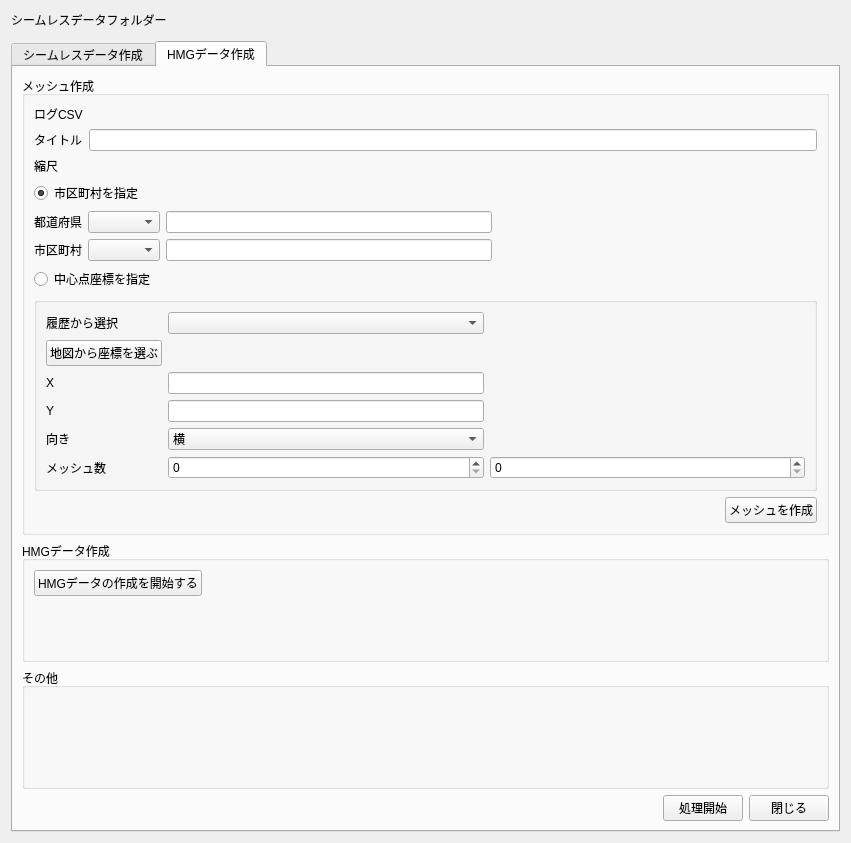
The window that ui/main_window.ui (0712kazu/HazardMapGame_tool) describes before a commit, drawn with Qt 5.
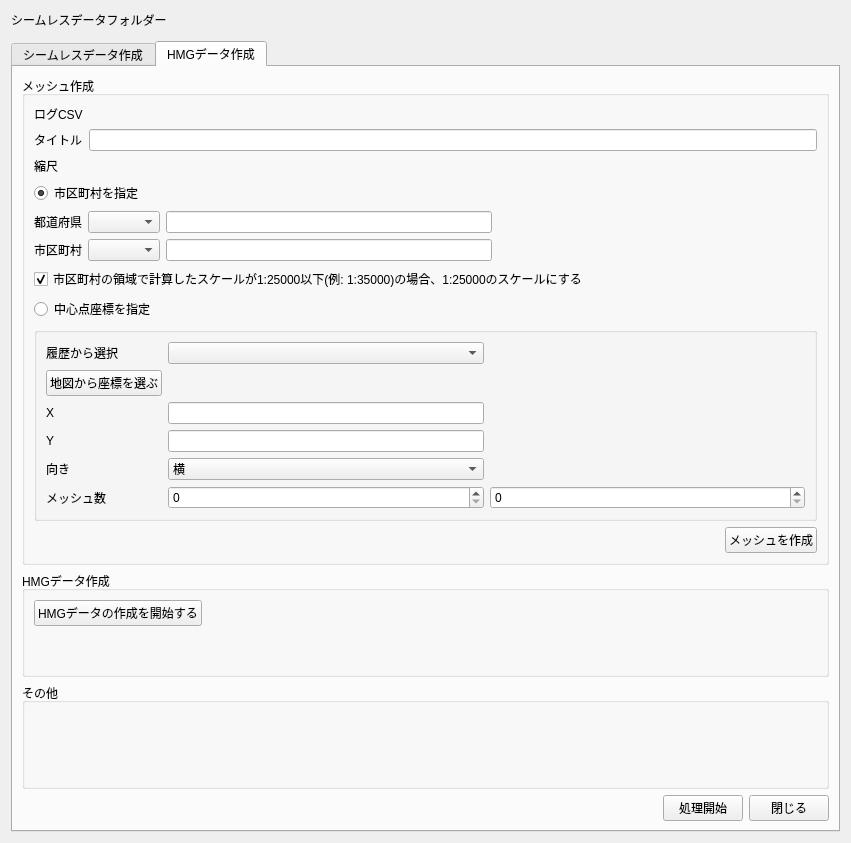
The same window after the commit. The open tabs and pages were chosen to show the change. Custom widgets are drawn as their Qt base class.

Commit message: add force scale option

Diff of the .ui file:
```diff
--- a/ui/main_window.ui
+++ b/ui/main_window.ui
@@ -434,6 +434,16 @@
             </item>
            </layout>
           </item>
+          <item>
+                <widget class="QCheckBox" name="fix_city_scale_checkbox">
+                <property name="text">
+                <string>市区町村の領域で計算したスケールが1:25000以下(例: 1:35000)の場合、1:25000のスケールにする</string>
+                </property>
+                <property name="checked">
+                <bool>true</bool>
+                </property>
+                </widget>
+            </item>
           <item>
            <widget class="QRadioButton" name="radioButton_point">
             <property name="text">
```
The commit also changes 2 other files.
